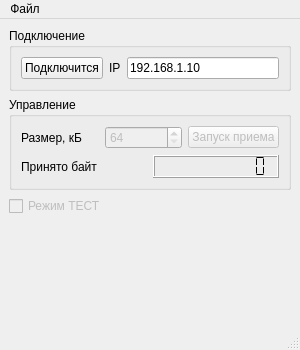
Qt form mainwindow.ui (reffum/digitizer_pc) before a commit.
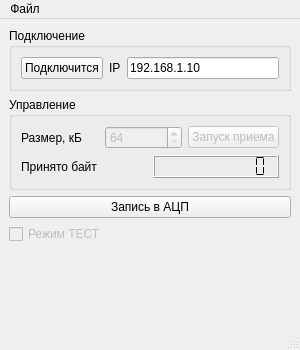
The same form after that commit.

```diff
--- a/mainwindow.ui
+++ b/mainwindow.ui
@@ -142,6 +142,13 @@
       </layout>
      </widget>
     </item>
+    <item>
+     <widget class="QPushButton" name="adcSpi_pushButton">
+      <property name="text">
+       <string>Запись в АЦП</string>
+      </property>
+     </widget>
+    </item>
     <item>
      <widget class="QCheckBox" name="test_checkBox">
       <property name="enabled">
```
